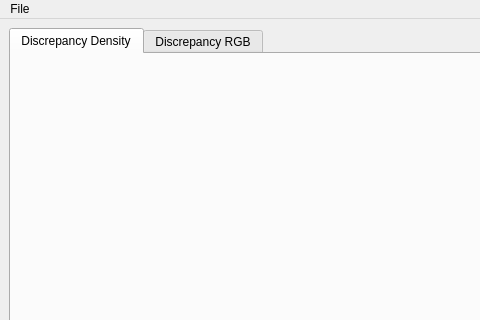
Qt form src/qtgui/discrepancywindow.ui (h2r/ein) before a commit; both pictures show x 0 to 480 and y 0 to 320 of the 800 by 600 pixel window.
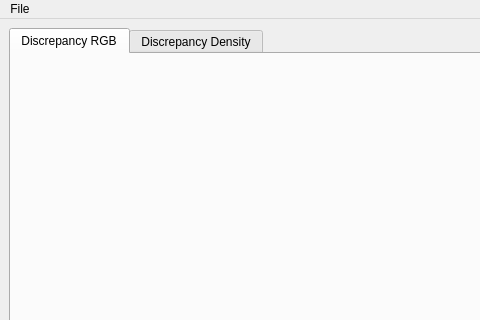
The same form after that commit.

Commit message: fixing table header

The edit to the form file:
```diff
--- a/src/qtgui/discrepancywindow.ui
+++ b/src/qtgui/discrepancywindow.ui
@@ -22,13 +22,13 @@
       </property>
       <widget class="QWidget" name="discrepancyDensity">
        <attribute name="title">
-        <string>Discrepancy Density</string>
+        <string>Discrepancy RGB</string>
        </attribute>
        <layout class="QHBoxLayout" name="horizontalLayout_2"/>
       </widget>
       <widget class="QWidget" name="discrepancyRgb">
        <attribute name="title">
-        <string>Discrepancy RGB</string>
+        <string>Discrepancy Density</string>
        </attribute>
        <layout class="QGridLayout" name="gridLayout_2"/>
       </widget>
```
Left out of the diff: 2 changed lines with no effect on the pictures.
